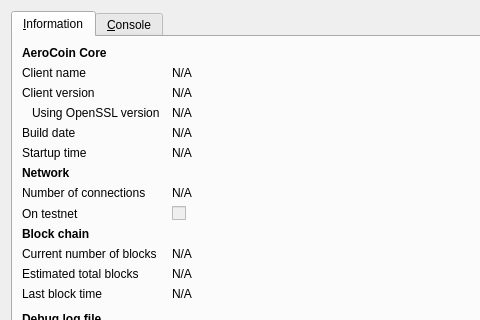
The window that src/qt/forms/rpcconsole.ui (aeromasterdev/AeroCoin) describes before a commit, drawn with Qt 5; both pictures show x 0 to 480 and y 0 to 320 of the 740 by 450 pixel window.
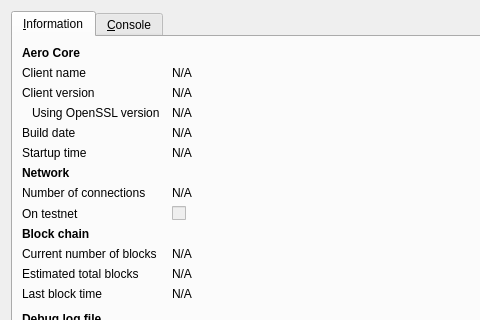
The same window after the commit. Icons and pictures are not drawn.

Commit message: Aero V3.0.0.0 -Public Src

```diff
--- a/src/qt/forms/rpcconsole.ui
+++ b/src/qt/forms/rpcconsole.ui
@@ -36,7 +36,7 @@
           </font>
          </property>
          <property name="text">
-          <string>AeroCoin Core</string>
+          <string>Aero Core</string>
          </property>
         </widget>
        </item>
```
Left out of the diff: 6 changed lines with no effect on the pictures. The commit also changes 164 other files.
